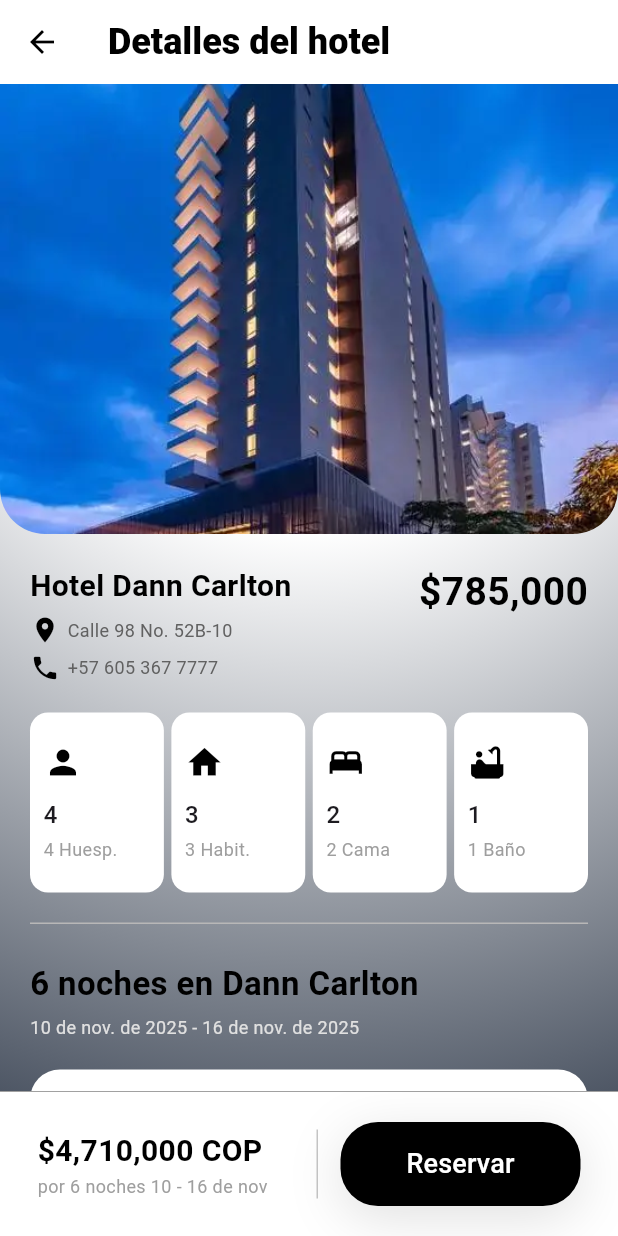
After one commit to ELDIABE22/next_trip_flutter, a Flutter app: the HotelDetailsPage screen opened directly, on a phone screen of 412 x 824 dp. The commit adds this screen. Run offline on Flutter 3.47's test engine with Material 3 defaults, Android fonts, the phone set to English and light mode, and no system bars; drawn by our look-alikes of table_calendar; our stand-ins replace google_fonts; Roboto replaces fonts that are missing (Prompt).

Commit message:
Implementación vista de detalles del hotel

```diff
--- /dev/null
+++ b/lib/features/hotels/presentation/page/hotel_details_page.dart
@@ -0,0 +1,236 @@
+import 'package:flutter/material.dart';
+import 'package:next_trip/core/constants/app_constants_colors.dart';
+import 'package:next_trip/core/widgets/appbar.dart';
+import 'package:next_trip/features/hotels/presentation/widgets/hotelSearchPage/bottom_reserve_panel.dart';
+import 'package:next_trip/features/hotels/presentation/widgets/hotelSearchPage/hotel_attribute_card.dart';
+import 'package:next_trip/features/hotels/presentation/widgets/hotelSearchPage/hotel_calendar.dart';
+
+class HotelDetailsPage extends StatelessWidget {
+  const HotelDetailsPage({super.key});
+
+  @override
+  Widget build(BuildContext context) {
+    return Scaffold(
+      appBar: Appbar(title: "Detalles del hotel"),
+      body: Stack(
+        children: [
+          SingleChildScrollView(
+            child: Container(
+              decoration: AppConstantsColors.radialBackground,
+              child: Column(
+                children: [
+                  // Image
+                  SizedBox(
+                    child: ClipRRect(
+                      borderRadius: const BorderRadius.only(
+                        bottomLeft: Radius.circular(30),
+                        bottomRight: Radius.circular(30),
+                      ),
+                      child: Image.asset(
+                        'assets/images/hotel.webp',
+                        width: double.infinity,
+                        height: 300,
+                        fit: BoxFit.cover,
+                      ),
+                    ),
+                  ),
+
+                  Padding(
+                    padding: const EdgeInsets.all(20),
+                    child: Column(
+                      children: [
+                        // Details
+                        Row(
+                          crossAxisAlignment: CrossAxisAlignment.start,
+                          mainAxisAlignment: MainAxisAlignment.spaceBetween,
+                          children: [
+                            Column(
+                              crossAxisAlignment: CrossAxisAlignment.start,
+                              children: [
+                                Text(
+                                  "Hotel Dann Carlton",
+                                  style: TextStyle(
+                                    fontSize: 20,
+                                    color: Colors.black,
+                                    fontWeight: FontWeight.w700,
+                                  ),
+                                ),
+
+                                SizedBox(height: 5),
+
+                                Row(
+                                  children: [
+                                    Icon(
+                                      Icons.location_on,
+                                      size: 20,
+                                      color: Colors.black,
+                                    ),
+                                    SizedBox(width: 5),
+                                    Text(
+                                      "Calle 98 No. 52B-10",
+                                      style: TextStyle(
+                                        fontSize: 12,
+                                        color: Colors.grey[700],
+                                      ),
+                                    ),
+                                  ],
+                                ),
+
+                                SizedBox(height: 5),
+
+                                Row(
+                                  children: [
+                                    Icon(
+                                      Icons.phone,
+                                      size: 20,
+                                      color: Colors.black,
+                                    ),
+                                    SizedBox(width: 5),
+                                    Text(
+                                      "+57 605 367 7777",
+                                      style: TextStyle(
+                                        fontSize: 12,
+                                        color: Colors.grey[700],
+                                      ),
+                                    ),
+                                  ],
+                                ),
+                              ],
+                            ),
+
+                            Text(
+                              "\$785,000",
+                              style: TextStyle(
+                                fontSize: 26,
+                                color: Colors.black,
+                                fontWeight: FontWeight.bold,
+                              ),
+                            ),
+                          ],
+                        ),
+
+                        SizedBox(height: 20),
+
+                        // Tags
+                        Row(
+                          crossAxisAlignment: CrossAxisAlignment.start,
+                          children: [
+                            HotelAttributeCard(
+                              icon: Icons.person,
+                              value: "4",
+                              label: "4 Huesp.",
+                            ),
+                            SizedBox(width: 5),
+
+                            HotelAttributeCard(
+                              icon: Icons.home,
+                              value: "3",
+                              label: "3 Habit.",
+                            ),
+                            SizedBox(width: 5),
+
+                            HotelAttributeCard(
+                              icon: Icons.bed,
+                              value: "2",
+                              label: "2 Cama",
+                            ),
+                            SizedBox(width: 5),
+
+                            HotelAttributeCard(
+                              icon: Icons.bathtub,
+                              value: "1",
+                              label: "1 Baño",
+                            ),
+                          ],
+                        ),
+
+                        SizedBox(height: 20),
+
+                        // Calendar
+                        Container(
+                          padding: EdgeInsets.symmetric(vertical: 24),
+                          decoration: BoxDecoration(
+                            border: Border.symmetric(
+                              horizontal: BorderSide(
+                                width: 1,
+                                color: const Color.fromARGB(255, 184, 183, 183),
+                              ),
+                            ),
+                          ),
+                          child: Column(
+                            crossAxisAlignment: CrossAxisAlignment.start,
+                            children: [
+                              Text(
+                                "6 noches en Dann Carlton",
+                                style: TextStyle(
+                                  fontSize: 22,
+                                  color: Colors.black,
+                                  fontWeight: FontWeight.w700,
+                                ),
+                              ),
+                              SizedBox(height: 5),
+
+                              Text(
+                                "10 de nov. de 2025 - 16 de nov. de 2025",
+                                style: TextStyle(
+                                  fontSize: 12,
+                                  color: Colors.grey[300],
+                                  fontWeight: FontWeight.w400,
+                                ),
+                              ),
+                              SizedBox(height: 20),
+
+                              Container(
+                                decoration: BoxDecoration(
+                                  color: Colors.white,
+                                  borderRadius: BorderRadius.circular(20),
+                                ),
+                                padding: EdgeInsets.all(16),
+                                child: HotelCalendar(),
+                              ),
+                            ],
+                          ),
+                        ),
+
+                        // About
+                        Padding(
+                          padding: const EdgeInsets.symmetric(vertical: 24),
+                          child: Column(
+                            crossAxisAlignment: CrossAxisAlignment.start,
+                            children: [
+                              Text(
+                                "Acerca de este espacio",
+                                style: TextStyle(
+                                  fontSize: 22,
+                                  color: Colors.white,
+                                  fontWeight: FontWeight.w700,
+                                ),
+                              ),
+                              SizedBox(height: 10),
+                              Text(
+                                "Hotel de lujo con 2 restaurantes y spa de servicio completo Este hotel para no fumadores cuenta con 2 restaurantes, un spa de servicio completo y una alberca al aire libre. También se ofrecen wifi gratis en las áreas comunes y una recepción de cortesía organizada por la dirección. Además, la propiedad dispone de una sala de fitness, un bar o lounge y un bar junto a la alberca. Dann Carlton Barranquilla tiene 179 opciones de hospedaje con aire acondicionado, minibar y caja de seguridad.",
+                                style: TextStyle(
+                                  fontSize: 15,
+                                  color: Colors.grey[400],
+                                  fontWeight: FontWeight.w500,
+                                ),
+                              ),
+                            ],
+                          ),
+                        ),
+
+                        SizedBox(height: 80),
+                      ],
+                    ),
+                  ),
+                ],
+              ),
+            ),
+          ),
+
+          BottomReservePanel(),
+        ],
+      ),
+    );
+  }
+}
--- /dev/null
+++ b/lib/features/hotels/presentation/widgets/hotelSearchPage/bottom_reserve_panel.dart
@@ -0,0 +1,70 @@
+import 'package:flutter/material.dart';
+import 'package:next_trip/core/widgets/custom_button.dart';
+
+class BottomReservePanel extends StatelessWidget {
+  const BottomReservePanel({super.key});
+
+  @override
+  Widget build(BuildContext context) {
+    return Positioned(
+      bottom: 0,
+      left: 0,
+      right: 0,
+      child: ClipRect(
+        child: Container(
+          decoration: BoxDecoration(
+            color: Colors.white,
+            border: Border(
+              top: BorderSide(width: 1, color: const Color.fromARGB(255, 161, 161, 161)),
+            ),
+          ),
+          padding: const EdgeInsets.symmetric(horizontal: 25, vertical: 20),
+          child: Row(
+            children: [
+              Expanded(
+                child: Container(
+                  decoration: BoxDecoration(
+                    border: Border(
+                      right: BorderSide(
+                        width: 1,
+                        color: const Color(0xFFC5C5C5),
+                      ),
+                    ),
+                  ),
+                  child: Column(
+                    crossAxisAlignment: CrossAxisAlignment.start,
+                    mainAxisAlignment: MainAxisAlignment.spaceBetween,
+                    children: [
+                      Text(
+                        "\$4,710,000 COP",
+                        style: TextStyle(
+                          fontSize: 20,
+                          color: Colors.black,
+                          fontWeight: FontWeight.w600,
+                        ),
+                      ),
+                      // SizedBox(height: 5),
+                      Text(
+                        "por 6 noches 10 - 16 de nov",
+                        style: TextStyle(
+                          fontSize: 12,
+                          color: Colors.grey[500],
+                          fontWeight: FontWeight.w400,
+                        ),
+                      ),
+                    ],
+                  ),
+                ),
+              ),
+              SizedBox(width: 15),
+              SizedBox(
+                width: 160,
+                child: CustomButton(text: "Reservar", onPressed: () {}),
+              ),
+            ],
+          ),
+        ),
+      ),
+    );
+  }
+}
--- /dev/null
+++ b/lib/features/hotels/presentation/widgets/hotelSearchPage/hotel_attribute_card.dart
@@ -0,0 +1,42 @@
+import 'package:flutter/material.dart';
+
+class HotelAttributeCard extends StatelessWidget {
+  final IconData icon;
+  final String value;
+  final String label;
+
+  const HotelAttributeCard({
+    super.key,
+    required this.icon,
+    required this.value,
+    required this.label,
+  });
+
+  @override
+  Widget build(BuildContext context) {
+    return Expanded(
+      child: Container(
+        height: 120,
+        decoration: BoxDecoration(
+          color: Colors.white,
+          borderRadius: BorderRadius.circular(12),
+        ),
+        padding: EdgeInsets.symmetric(vertical: 7, horizontal: 9),
+        child: Column(
+          crossAxisAlignment: CrossAxisAlignment.start,
+          mainAxisAlignment: MainAxisAlignment.center,
+          children: [
+            Icon(icon, size: 26, color: Colors.black),
+            SizedBox(height: 10),
+            Text(
+              value,
+              style: TextStyle(fontSize: 16, fontWeight: FontWeight.w500),
+            ),
+            SizedBox(height: 3),
+            Text(label, style: TextStyle(fontSize: 12, color: Colors.grey[500])),
+          ],
+        ),
+      ),
+    );
+  }
+}
--- /dev/null
+++ b/lib/features/hotels/presentation/widgets/hotelSearchPage/hotel_calendar.dart
@@ -0,0 +1,59 @@
+import 'package:flutter/material.dart';
+import 'package:table_calendar/table_calendar.dart';
+
+class HotelCalendar extends StatefulWidget {
+  const HotelCalendar({super.key});
+
+  @override
+  State<HotelCalendar> createState() => _HotelCalendarState();
+}
+
+class _HotelCalendarState extends State<HotelCalendar> {
+  DateTime _focusedDay = DateTime.now();
+  DateTime? _rangeStart;
+  DateTime? _rangeEnd;
+
+  @override
+  Widget build(BuildContext context) {
+    return TableCalendar(
+      firstDay: DateTime.utc(2020, 1, 1),
+      lastDay: DateTime.utc(2030, 12, 31),
+      focusedDay: _focusedDay,
+      rangeStartDay: _rangeStart,
+      rangeEndDay: _rangeEnd,
+      calendarFormat: CalendarFormat.month,
+      availableCalendarFormats: const {CalendarFormat.month: 'Mes'},
+      headerStyle: HeaderStyle(
+        formatButtonVisible: false,
+        titleCentered: true,
+        titleTextStyle: TextStyle(fontSize: 18, fontWeight: FontWeight.bold),
+      ),
+      calendarStyle: CalendarStyle(
+        rangeHighlightColor: Colors.blue.shade100,
+        rangeStartDecoration: BoxDecoration(
+          color: Colors.blue.shade700,
+          shape: BoxShape.circle,
+        ),
+        rangeEndDecoration: BoxDecoration(
+          color: Colors.blue.shade700,
+          shape: BoxShape.circle,
+        ),
+        todayDecoration: BoxDecoration(
+          color: Colors.grey.shade700,
+          shape: BoxShape.circle,
+        ),
+        defaultTextStyle: TextStyle(color: Colors.black),
+        weekendTextStyle: TextStyle(color: Colors.grey.shade600),
+      ),
+      onRangeSelected: (start, end, focusedDay) {
+        setState(() {
+          _rangeStart = start;
+          _rangeEnd = end;
+          _focusedDay = focusedDay;
+        });
+      },
+      selectedDayPredicate: (day) => day == _rangeStart || day == _rangeEnd,
+      rangeSelectionMode: RangeSelectionMode.enforced,
+    );
+  }
+}
--- a/lib/features/hotels/presentation/widgets/hotelSearchPage/hotel_card.dart
+++ b/lib/features/hotels/presentation/widgets/hotelSearchPage/hotel_card.dart
@@ -1,4 +1,5 @@
 import 'package:flutter/material.dart';
+import 'package:next_trip/features/hotels/presentation/page/hotel_details_page.dart';
 import 'package:next_trip/features/hotels/presentation/widgets/hotelSearchPage/hotel_attribute_tag.dart';
 
 class HotelCard extends StatelessWidget {
@@ -6,7 +7,14 @@ class HotelCard extends StatelessWidget {
 
   @override
   Widget build(BuildContext context) {
-    return Container(
+    return GestureDetector(
+      onTap: () {
+        Navigator.push(
+          context,
+          MaterialPageRoute(builder: (context) => const HotelDetailsPage()),
+        );
+      },
+      child: Container(
         width: double.infinity,
         decoration: BoxDecoration(
           color: Colors.white,
@@ -117,6 +125,7 @@ class HotelCard extends StatelessWidget {
             ),
           ],
         ),
+      ),
     );
   }
 }
--- a/pubspec.yaml
+++ b/pubspec.yaml
@@ -10,6 +10,7 @@ dependencies:
   flutter:
     sdk: flutter
   google_fonts: ^6.3.0
+  table_calendar: ^3.2.0
 
 dev_dependencies:
   flutter_test:
```
Also changed, not shown: pubspec.lock. Lines whose indentation alone changed are shown as unchanged.
